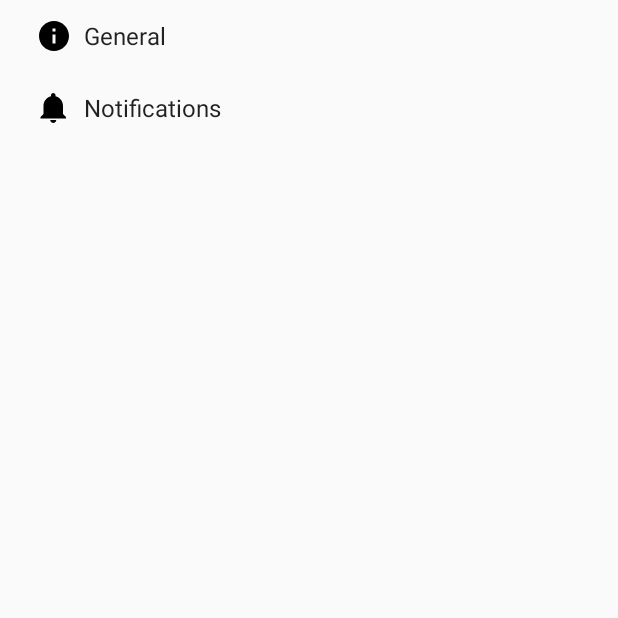
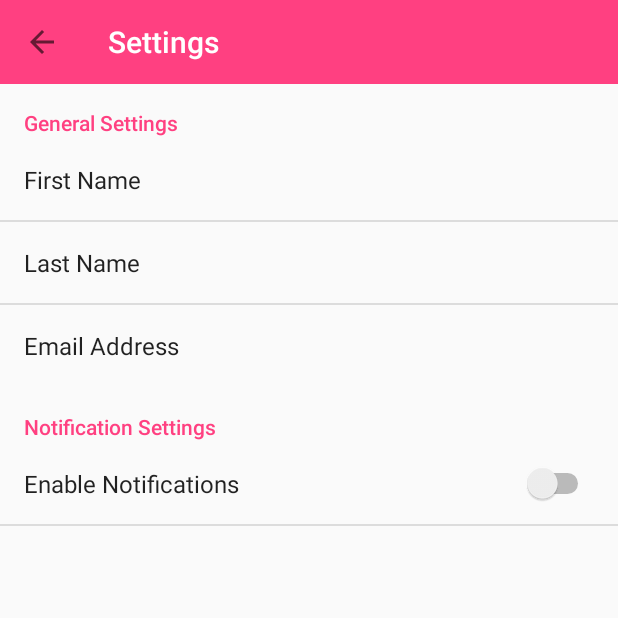
Before and after one commit to 19anti91/StudyChatRoom, an Android app: the DashBoard screen opened directly, with no data from a screen before it, in the side drawer, after a tap on "Settings", on a phone screen of 412 x 824 dp, the top half of it. Run offline under Robolectric (Android 15) with nearby library versions, the phone set to English and light mode, and no system bars.

Commit message:
Settings 80% done

```diff
--- a/app/build.gradle
+++ b/app/build.gradle
@@ -39,4 +39,6 @@ dependencies {
 }
 
 
+
+
 apply plugin: 'com.google.gms.google-services'
--- a/app/src/main/java/com/oop/projectgroup10/studychatroom/AppCompatPreferenceActivity.java
+++ /dev/null
@@ -1,109 +0,0 @@
-package com.oop.projectgroup10.studychatroom;
-
-import android.content.res.Configuration;
-import android.os.Bundle;
-import android.preference.PreferenceActivity;
-import android.support.annotation.LayoutRes;
-import android.support.annotation.Nullable;
-import android.support.v7.app.ActionBar;
-import android.support.v7.app.AppCompatDelegate;
-import android.support.v7.widget.Toolbar;
-import android.view.MenuInflater;
-import android.view.View;
-import android.view.ViewGroup;
-
-/**
- * A {@link android.preference.PreferenceActivity} which implements and proxies the necessary calls
- * to be used with AppCompat.
- */
-public abstract class AppCompatPreferenceActivity extends PreferenceActivity {
-
-    private AppCompatDelegate mDelegate;
-
-    @Override
-    protected void onCreate(Bundle savedInstanceState) {
-        getDelegate().installViewFactory();
-        getDelegate().onCreate(savedInstanceState);
-        super.onCreate(savedInstanceState);
-    }
-
-    @Override
-    protected void onPostCreate(Bundle savedInstanceState) {
-        super.onPostCreate(savedInstanceState);
-        getDelegate().onPostCreate(savedInstanceState);
-    }
-
-    public ActionBar getSupportActionBar() {
-        return getDelegate().getSupportActionBar();
-    }
-
-    public void setSupportActionBar(@Nullable Toolbar toolbar) {
-        getDelegate().setSupportActionBar(toolbar);
-    }
-
-    @Override
-    public MenuInflater getMenuInflater() {
-        return getDelegate().getMenuInflater();
-    }
-
-    @Override
-    public void setContentView(@LayoutRes int layoutResID) {
-        getDelegate().setContentView(layoutResID);
-    }
-
-    @Override
-    public void setContentView(View view) {
-        getDelegate().setContentView(view);
-    }
-
-    @Override
-    public void setContentView(View view, ViewGroup.LayoutParams params) {
-        getDelegate().setContentView(view, params);
-    }
-
-    @Override
-    public void addContentView(View view, ViewGroup.LayoutParams params) {
-        getDelegate().addContentView(view, params);
-    }
-
-    @Override
-    protected void onPostResume() {
-        super.onPostResume();
-        getDelegate().onPostResume();
-    }
-
-    @Override
-    protected void onTitleChanged(CharSequence title, int color) {
-        super.onTitleChanged(title, color);
-        getDelegate().setTitle(title);
-    }
-
-    @Override
-    public void onConfigurationChanged(Configuration newConfig) {
-        super.onConfigurationChanged(newConfig);
-        getDelegate().onConfigurationChanged(newConfig);
-    }
-
-    @Override
-    protected void onStop() {
-        super.onStop();
-        getDelegate().onStop();
-    }
-
-    @Override
-    protected void onDestroy() {
-        super.onDestroy();
-        getDelegate().onDestroy();
-    }
-
-    public void invalidateOptionsMenu() {
-        getDelegate().invalidateOptionsMenu();
-    }
-
-    private AppCompatDelegate getDelegate() {
-        if (mDelegate == null) {
-            mDelegate = AppCompatDelegate.create(this, null);
-        }
-        return mDelegate;
-    }
-}
--- a/app/src/main/java/com/oop/projectgroup10/studychatroom/DashBoard.java
+++ b/app/src/main/java/com/oop/projectgroup10/studychatroom/DashBoard.java
@@ -74,8 +74,11 @@ public class DashBoard extends AppCompatActivity
         int id = item.getItemId();
 
         //noinspection SimplifiableIfStatement
+
         if (id == R.id.action_settings) {
-            return true;
+            Intent goToSettings = new Intent(this, MemberSettings.class);
+            startActivity(goToSettings);
+
         }
 
         return super.onOptionsItemSelected(item);
@@ -91,7 +94,7 @@ public class DashBoard extends AppCompatActivity
         if (id == R.id.createRoom) {
 
         } else if (id == R.id.settings) {
-            Intent goToSettings = new Intent(this, SettingsActivity.class);
+            Intent goToSettings = new Intent(this, MemberSettings.class);
             startActivity(goToSettings);
         } else if (id == R.id.logout) {
             clearPref();
--- a/app/src/main/java/com/oop/projectgroup10/studychatroom/Firebase.java
+++ b/app/src/main/java/com/oop/projectgroup10/studychatroom/Firebase.java
@@ -25,7 +25,7 @@ public class Firebase extends FirebaseInstanceIdService {
         // manage this apps subscriptions on the server side, send the
         // Instance ID token to your app server.
 
-        SharedPreferences pref = this.getApplicationContext().getSharedPreferences("StudyChatRoom", 0);
+        SharedPreferences pref = getBaseContext().getSharedPreferences("StudyChatRoom", 0);
         SharedPreferences.Editor edit = pref.edit();
         edit.putString("firebasetoken", refreshedToken);
 
--- /dev/null
+++ b/app/src/main/java/com/oop/projectgroup10/studychatroom/MemberSettings.java
@@ -0,0 +1,44 @@
+package com.oop.projectgroup10.studychatroom;
+
+import android.os.Bundle;
+import android.preference.PreferenceActivity;
+import android.preference.PreferenceFragment;
+import android.support.v7.widget.Toolbar;
+import android.view.LayoutInflater;
+import android.view.View;
+import android.widget.LinearLayout;
+
+public class MemberSettings extends PreferenceActivity {
+
+    @Override
+    protected void onCreate(Bundle savedInstanceState) {
+        super.onCreate(savedInstanceState);
+        setContentView(R.layout.activity_member_settings);
+
+        getFragmentManager().beginTransaction().replace(R.id.frameL, new MyPreferenceFragment()).commit();
+
+    }
+
+    @Override
+    protected void onPostCreate(Bundle savedInstanceState) {
+        super.onPostCreate(savedInstanceState);
+
+        LinearLayout root = (LinearLayout) findViewById(android.R.id.list).getParent().getParent().getParent();
+        Toolbar bar = (Toolbar) LayoutInflater.from(this).inflate(R.layout.setting_toolbar, root, false);
+        root.addView(bar, 0); // insert at top
+        bar.setNavigationOnClickListener(new View.OnClickListener() {
+            @Override
+            public void onClick(View v) {
+                finish();
+            }
+        });
+    }
+
+    public static class MyPreferenceFragment extends PreferenceFragment {
+        @Override
+        public void onCreate(final Bundle savedInstanceState) {
+            super.onCreate(savedInstanceState);
+            addPreferencesFromResource(R.xml.pref_general);
+        }
+    }
+}
--- /dev/null
+++ b/app/src/main/res/layout/activity_member_settings.xml
@@ -0,0 +1,14 @@
+<?xml version="1.0" encoding="utf-8"?>
+<android.support.constraint.ConstraintLayout xmlns:android="http://schemas.android.com/apk/res/android"
+    xmlns:tools="http://schemas.android.com/tools"
+    android:id="@+id/frameL"
+    android:layout_width="match_parent"
+    android:layout_height="match_parent"
+    android:visibility="visible"
+    tools:context="com.oop.projectgroup10.studychatroom.MemberSettings">
+
+    <ListView
+        android:id="@android:id/list"
+        android:layout_width="match_parent"
+        android:layout_height="match_parent"></ListView>
+</android.support.constraint.ConstraintLayout>
--- /dev/null
+++ b/app/src/main/res/layout/setting_toolbar.xml
@@ -0,0 +1,13 @@
+<?xml version="1.0" encoding="utf-8"?>
+<android.support.v7.widget.Toolbar xmlns:android="http://schemas.android.com/apk/res/android"
+    xmlns:app="http://schemas.android.com/apk/res-auto"
+    android:id="@+id/toolbar"
+    android:layout_width="match_parent"
+    android:layout_height="wrap_content"
+    android:background="?attr/colorPrimary"
+    android:minHeight="?attr/actionBarSize"
+    app:navigationContentDescription="Settings"
+    app:navigationIcon="?attr/homeAsUpIndicator"
+    app:theme="@style/studyChat"
+    app:title="@string/action_settings"
+    app:titleTextColor="@color/common_google_signin_btn_text_dark_default" />
--- /dev/null
+++ b/app/src/main/res/values-v21/styles.xml
@@ -0,0 +1,8 @@
+<?xml version="1.0" encoding="utf-8"?>
+<resources>
+
+    <style name="studyChat" parent="AppTheme">
+        <item name="colorPrimary">@color/colorPrimaryDark</item>
+        <item name="android:statusBarColor">?attr/colorPrimaryDark</item>
+    </style>
+</resources>
--- a/app/src/main/res/values/strings.xml
+++ b/app/src/main/res/values/strings.xml
@@ -90,4 +90,5 @@
     <string name="pref_ringtone_silent">Silent</string>
 
     <string name="pref_title_vibrate">Vibrate</string>
+
 </resources>
--- a/app/src/main/res/values/styles.xml
+++ b/app/src/main/res/values/styles.xml
@@ -3,6 +3,7 @@
     <!-- Base application theme. -->
     <style name="AppTheme" parent="Theme.AppCompat.Light.DarkActionBar">
         <!-- Customize your theme here. -->
+        <item name="android:windowFullscreen">true</item>
         <item name="colorPrimary">@color/colorPrimary</item>
         <item name="colorPrimaryDark">@color/colorPrimaryDark</item>
         <item name="colorAccent">@color/colorAccent</item>
@@ -17,8 +18,15 @@
         <item name="colorAccent">@color/colorAccent</item>
     </style>
 
-    <style name="AppTheme.NoActionBar.AppBarOverlay" parent="ThemeOverlay.AppCompat.Dark.ActionBar" />
+    <style name="AppTheme.NoActionBar.AppBarOverlay" parent="ThemeOverlay.AppCompat.Dark.ActionBar">
+        <item name="android:windowFullscreen">true</item>
+    </style>
 
     <style name="AppTheme.NoActionBar.PopupOverlay" parent="ThemeOverlay.AppCompat.Light" />
 
+    <style name="studyChat" parent="AppTheme">
+        <item name="colorPrimary">@color/colorPrimaryDark</item>
+        <item name="android:windowFullscreen">true</item>
+    </style>
+
 </resources>
--- a/app/src/main/res/xml/pref_general.xml
+++ b/app/src/main/res/xml/pref_general.xml
@@ -1,33 +1,39 @@
 <PreferenceScreen xmlns:android="http://schemas.android.com/apk/res/android">
 
-    <SwitchPreference
-        android:defaultValue="true"
-        android:key="example_switch"
-        android:summary="@string/pref_description_social_recommendations"
-        android:title="@string/pref_title_social_recommendations" />
 
     <!-- NOTE: EditTextPreference accepts EditText attributes. -->
     <!-- NOTE: EditTextPreference's summary should be set to its value by the activity code. -->
-    <EditTextPreference
-        android:capitalize="words"
-        android:defaultValue="@string/pref_default_display_name"
+    <PreferenceCategory android:title="General Settings">
+
+        <EditTextPreference
         android:inputType="textCapWords"
-        android:key="example_text"
+            android:key="firstName"
         android:maxLines="1"
         android:selectAllOnFocus="true"
         android:singleLine="true"
-        android:title="@string/pref_title_display_name" />
+            android:title="First Name" />
 
-    <!-- NOTE: Hide buttons to simplify the UI. Users can touch outside the dialog to
-         dismiss it. -->
-    <!-- NOTE: ListPreference's summary should be set to its value by the activity code. -->
-    <ListPreference
-        android:defaultValue="-1"
-        android:entries="@array/pref_example_list_titles"
-        android:entryValues="@array/pref_example_list_values"
-        android:key="example_list"
-        android:negativeButtonText="@null"
-        android:positiveButtonText="@null"
-        android:title="@string/pref_title_add_friends_to_messages" />
+        <EditTextPreference
+            android:inputType="textCapWords"
+            android:key="lastName"
+            android:maxLines="1"
+            android:selectAllOnFocus="true"
+            android:singleLine="true"
+            android:title="Last Name" />
 
+
+        <EditTextPreference
+            android:inputType="textCapWords"
+            android:key="emailAddress"
+            android:maxLines="1"
+            android:selectAllOnFocus="true"
+            android:singleLine="true"
+            android:title="Email Address" />
+
+    </PreferenceCategory>
+    <PreferenceCategory android:title="Notification Settings">
+        <SwitchPreference
+            android:key="enableNotif"
+            android:title="Enable Notifications" />
+    </PreferenceCategory>
 </PreferenceScreen>
--- a/app/src/main/res/xml/pref_headers.xml
+++ /dev/null
@@ -1,16 +0,0 @@
-<preference-headers xmlns:android="http://schemas.android.com/apk/res/android">
-
-    <!-- These settings headers are only used on tablets. -->
-
-    <header
-        android:fragment="com.oop.projectgroup10.studychatroom.SettingsActivity$GeneralPreferenceFragment"
-        android:icon="@drawable/ic_info_black_24dp"
-        android:title="@string/pref_header_general" />
-
-    <header
-        android:fragment="com.oop.projectgroup10.studychatroom.SettingsActivity$NotificationPreferenceFragment"
-        android:icon="@drawable/ic_notifications_black_24dp"
-        android:title="@string/pref_header_notifications" />
-
-
-</preference-headers>
--- a/app/src/main/res/xml/pref_notification.xml
+++ /dev/null
@@ -1,21 +0,0 @@
-<PreferenceScreen xmlns:android="http://schemas.android.com/apk/res/android">
-
-    <!-- A 'parent' preference, which enables/disables child preferences (below)
-         when checked/unchecked. -->
-    <SwitchPreference
-        android:defaultValue="true"
-        android:key="notifications_new_message"
-        android:title="@string/pref_title_new_message_notifications" />
-
-    <!-- Allows the user to choose a ringtone in the 'notification' category. -->
-    <!-- NOTE: This preference will be enabled only when the checkbox above is checked. -->
-    <!-- NOTE: RingtonePreference's summary should be set to its value by the activity code. -->
-
-    <!-- NOTE: This preference will be enabled only when the checkbox above is checked. -->
-    <SwitchPreference
-        android:defaultValue="true"
-        android:dependency="notifications_new_message"
-        android:key="notifications_new_message_vibrate"
-        android:title="@string/pref_title_vibrate" />
-
-</PreferenceScreen>
```
Also changed, not shown: app/src/main/AndroidManifest.xml (+13 -16 lines), app/src/main/java/com/oop/projectgroup10/studychatroom/SettingsActivity.java (deleted, +0 -248 lines), app/src/main/java/com/oop/projectgroup10/studychatroom/SubmitLoginAndSignup.java (+38 -6 lines), 1 other file.
